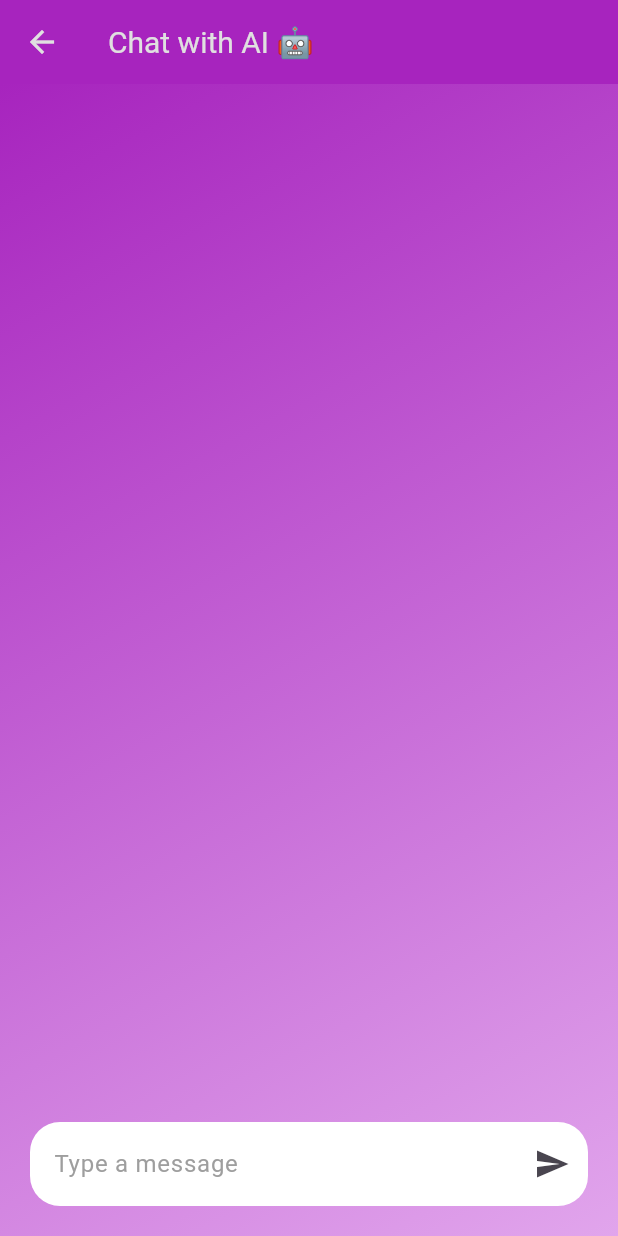
After one commit to Maifarah/ai_chat_app, a Flutter app: the HomeView screen opened directly, on a phone screen of 412 x 824 dp. The commit adds this screen. Run offline on Flutter 3.47's test engine with Material 3 defaults, Android fonts, the phone set to English and light mode, and no system bars; our stand-ins replace bloc, flutter_bloc.

Commit message:
create another version of chatAiApp

```diff
--- /dev/null
+++ b/devtools_options.yaml
@@ -0,0 +1,3 @@
+description: This file stores settings for Dart & Flutter DevTools.
+documentation: https://docs.flutter.dev/tools/devtools/extensions#configure-extension-enablement-states
+extensions:
--- /dev/null
+++ b/lib/cubits/chat_cubit/states_cubit.dart
@@ -0,0 +1 @@
+class ChatStates {}
--- a/lib/main.dart
+++ b/lib/main.dart
@@ -1,11 +1,11 @@
 import 'package:flutter/material.dart';
 
 void main() {
-  runApp(const BaseApp());
+  runApp(const ChatApp());
 }
 
-class BaseApp extends StatelessWidget {
-  const BaseApp({super.key});
+class ChatApp extends StatelessWidget {
+  const ChatApp({super.key});
 
   @override
   Widget build(BuildContext context) {
--- /dev/null
+++ b/lib/models/message_model.dart
@@ -0,0 +1,13 @@
+class MessageModel {
+  final String role;
+  final String content;
+
+  MessageModel({required this.role, required this.content});
+
+  factory MessageModel.fromJson(Map<String, dynamic> jason) {
+    return MessageModel(
+      role: jason['message']['role'],
+      content: jason['message']['content'],
+    );
+  }
+}
--- /dev/null
+++ b/lib/views/homeview.dart
@@ -0,0 +1,36 @@
+import 'package:base_project/widgets/page_view.dart';
+import 'package:flutter/material.dart';
+
+class HomeView extends StatelessWidget {
+  const HomeView({super.key});
+
+  @override
+  Widget build(BuildContext context) {
+    return Scaffold(
+      appBar: AppBar(
+        // centerTitle: true,
+        foregroundColor: Colors.grey[300],
+        backgroundColor: const Color.fromARGB(255, 167, 36, 190),
+        title: const Text(
+          'Chat with AI 🤖',
+          style: TextStyle(fontSize: 20),
+        ),
+      ),
+      body: Container(
+        padding: const EdgeInsets.all(20),
+        decoration: const BoxDecoration(
+          gradient: LinearGradient(
+            begin: Alignment.bottomRight,
+            end: Alignment.topLeft,
+            colors: [
+              // Colors.white,
+              Color.fromARGB(255, 225, 165, 236),
+              Color.fromARGB(255, 167, 36, 190),
+            ],
+          ),
+        ),
+        child: const MainPageView(),
+      ),
+    );
+  }
+}
--- /dev/null
+++ b/lib/widgets/custum_text_field.dart
@@ -0,0 +1,38 @@
+import 'package:base_project/cubits/chat_cubit/chat_cubit.dart';
+import 'package:flutter/material.dart';
+import 'package:flutter_bloc/flutter_bloc.dart';
+// import 'package:flutter_bloc/flutter_bloc.dart';
+
+class CustumTextField extends StatelessWidget {
+  const CustumTextField({
+    super.key,
+  });
+
+  @override
+  Widget build(BuildContext context) {
+    final TextEditingController controller = TextEditingController();
+
+    return TextField(
+      controller: controller,
+      onSubmitted: (value) async {
+        controller.clear();
+      },
+      decoration: InputDecoration(
+        suffixIcon: IconButton(
+          onPressed: () {
+            controller.clear();
+          },
+          icon: const Icon(Icons.send),
+        ),
+        hintText: 'Type a message',
+        hintStyle: const TextStyle(color: Colors.grey),
+        border: const OutlineInputBorder(
+          borderRadius: BorderRadius.all(Radius.circular(20)),
+          borderSide: BorderSide.none,
+        ),
+        filled: true,
+        fillColor: Colors.white,
+      ),
+    );
+  }
+}
--- /dev/null
+++ b/lib/widgets/page_view.dart
@@ -0,0 +1,18 @@
+import 'package:base_project/widgets/custum_text_field.dart';
+import 'package:flutter/material.dart';
+
+class MainPageView extends StatelessWidget {
+  const MainPageView({
+    super.key,
+  });
+
+  @override
+  Widget build(BuildContext context) {
+    return const Column(
+      mainAxisAlignment: MainAxisAlignment.end,
+      children: [
+        CustumTextField(),
+      ],
+    );
+  }
+}
--- a/pubspec.yaml
+++ b/pubspec.yaml
@@ -37,6 +37,7 @@ dependencies:
   cupertino_icons: ^1.0.8
   dio: ^5.7.0
   bloc: ^8.1.4
+  flutter_bloc: ^8.1.6
 
 dev_dependencies:
   flutter_test:
```
Also changed, not shown: lib/cubits/chat_cubit/chat_cubit.dart (added, +7 -0 lines), lib/models/choice_model.dart (added, +15 -0 lines), lib/services/api_service.dart (added), lib/services/chat_service.dart (added), pubspec.lock, 1 other file.
